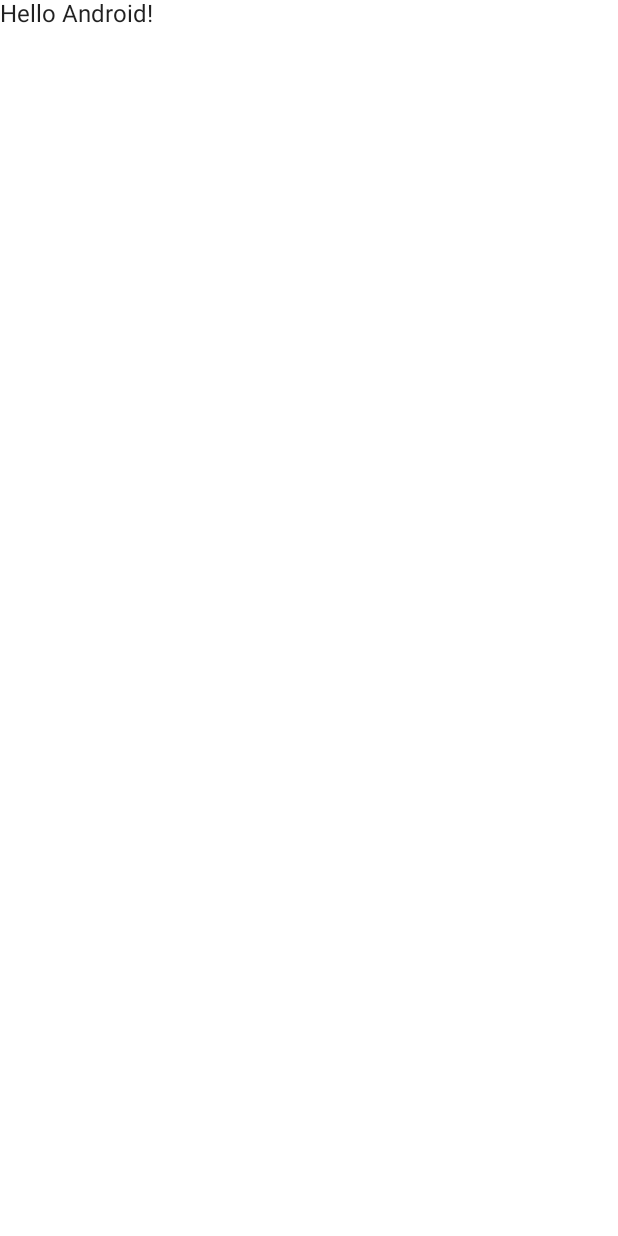
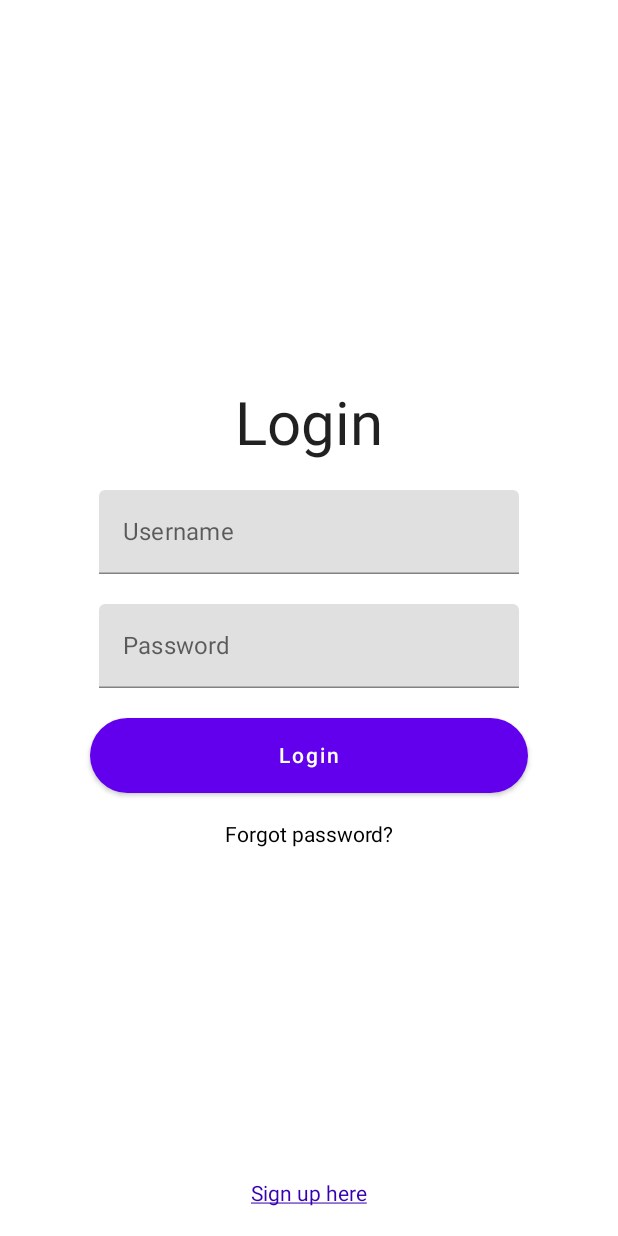
Before and after one commit to UNIZAR-30226-2023-06/android-kotlin, an Android app built with Jetpack Compose: the screen it shows after launch (MainActivity), on a phone screen of 412 x 824 dp. Before the commit the screen is almost empty. Run offline under Robolectric (Android 15) with nearby library versions, the light colour scheme and no system bars.

Commit message:
prueba login

```diff
--- a/app/build.gradle
+++ b/app/build.gradle
@@ -54,6 +54,8 @@
     implementation "androidx.compose.ui:ui:$compose_ui_version"
     implementation "androidx.compose.ui:ui-tooling-preview:$compose_ui_version"
     implementation 'androidx.compose.material:material:1.1.1'
+    implementation "androidx.navigation:navigation-compose:2.4.0-alpha04"
+    implementation 'androidx.navigation:navigation-runtime-ktx:2.5.3'
     testImplementation 'junit:junit:4.13.2'
     androidTestImplementation 'androidx.test.ext:junit:1.1.5'
     androidTestImplementation 'androidx.test.espresso:espresso-core:3.5.1'
--- /dev/null
+++ b/app/src/main/java/com/example/mycatan/Login.kt
@@ -0,0 +1,93 @@
+package com.example.mycatan
+
+import androidx.compose.foundation.layout.*
+import androidx.compose.foundation.shape.RoundedCornerShape
+import androidx.compose.foundation.text.ClickableText
+import androidx.compose.foundation.text.KeyboardOptions
+import androidx.compose.material.Button
+import androidx.compose.material.Text
+import androidx.compose.material.TextField
+import androidx.compose.runtime.Composable
+import androidx.compose.runtime.mutableStateOf
+import androidx.compose.runtime.remember
+import androidx.compose.ui.Alignment
+import androidx.compose.ui.Modifier
+import androidx.compose.ui.text.AnnotatedString
+import androidx.compose.ui.text.TextStyle
+import androidx.compose.ui.text.font.FontFamily
+import androidx.compose.ui.text.input.KeyboardType
+import androidx.compose.ui.text.input.PasswordVisualTransformation
+import androidx.compose.ui.text.input.TextFieldValue
+import androidx.compose.ui.text.style.TextDecoration
+import androidx.compose.ui.unit.dp
+import androidx.compose.ui.unit.sp
+import androidx.navigation.NavHostController
+import com.example.mycatan.ui.theme.Purple700
+
+@Composable
+fun LoginPage(navController: NavHostController) {
+    Box(modifier = Modifier.fillMaxSize()) {
+        ClickableText(
+            text = AnnotatedString("Sign up here"),
+            modifier = Modifier
+                .align(Alignment.BottomCenter)
+                .padding(20.dp),
+            onClick = { },
+            style = TextStyle(
+                fontSize = 14.sp,
+                fontFamily = FontFamily.Default,
+                textDecoration = TextDecoration.Underline,
+                color = Purple700
+            )
+        )
+    }
+    Column(
+        modifier = Modifier.padding(20.dp),
+        verticalArrangement = Arrangement.Center,
+        horizontalAlignment = Alignment.CenterHorizontally
+    ) {
+
+        val username = remember { mutableStateOf(TextFieldValue()) }
+        val password = remember { mutableStateOf(TextFieldValue()) }
+
+        Text(text = "Login", style = TextStyle(fontSize = 40.sp))
+
+        Spacer(modifier = Modifier.height(20.dp))
+        TextField(
+            label = { Text(text = "Username") },
+            value = username.value,
+            onValueChange = { username.value = it })
+
+        Spacer(modifier = Modifier.height(20.dp))
+        TextField(
+            label = { Text(text = "Password") },
+            value = password.value,
+            visualTransformation = PasswordVisualTransformation(),
+            keyboardOptions = KeyboardOptions(keyboardType = KeyboardType.Password),
+            onValueChange = { password.value = it })
+
+        Spacer(modifier = Modifier.height(20.dp))
+        Box(modifier = Modifier.padding(40.dp, 0.dp, 40.dp, 0.dp)) {
+            Button(
+                onClick = { navController.navigate(Routes.Home.route)},
+                shape = RoundedCornerShape(50.dp),
+                modifier = Modifier
+                    .fillMaxWidth()
+                    .height(50.dp)
+            ) {
+                Text(text = "Login")
+            }
+        }
+
+        Spacer(modifier = Modifier.height(20.dp))
+        ClickableText(
+            text = AnnotatedString("Forgot password?"),
+            onClick = { },
+            style = TextStyle(
+                fontSize = 14.sp,
+                fontFamily = FontFamily.Default
+            )
+        )
+    }
+
+}
--- a/app/src/main/java/com/example/mycatan/MainActivity.kt
+++ b/app/src/main/java/com/example/mycatan/MainActivity.kt
@@ -16,28 +16,30 @@
     override fun onCreate(savedInstanceState: Bundle?) {
         super.onCreate(savedInstanceState)
         setContent {
-            MyCatanTheme {
+            MyCatanTheme { //tema de las pantallas
                 // A surface container using the 'background' color from the theme
                 Surface(
                     modifier = Modifier.fillMaxSize(),
                     color = MaterialTheme.colors.background
                 ) {
-                    Greeting("Android")
+                    //Greeting("Android")
+                    ScreenMain()
                 }
             }
         }
     }
 }
 
-@Composable
+/*@Composable
 fun Greeting(name: String) {
     Text(text = "Hello $name!")
-}
+}*/
 
 @Preview(showBackground = true)
 @Composable
 fun DefaultPreview() {
     MyCatanTheme {
-        Greeting("Android")
+        //Greeting("Android")
+        ScreenMain()
     }
 }
--- /dev/null
+++ b/app/src/main/java/com/example/mycatan/Routes.kt
@@ -0,0 +1,6 @@
+package com.example.mycatan
+
+sealed class Routes(val route: String) { //para navegar entre pantallas
+    object Login : Routes("Login")
+    object Home : Routes("Home")
+}
--- /dev/null
+++ b/app/src/main/java/com/example/mycatan/ScreenMain.kt
@@ -0,0 +1,21 @@
+package com.example.mycatan
+
+import androidx.compose.runtime.Composable
+import androidx.navigation.compose.NavHost
+import androidx.navigation.compose.composable
+import androidx.navigation.compose.rememberNavController
+
+@Composable
+fun ScreenMain(){
+    val navController = rememberNavController()
+
+    NavHost(navController = navController, startDestination = Routes.Login.route) {
+
+        composable(Routes.Login.route) {
+            LoginPage(navController = navController)
+        }
+        composable(Routes.Home.route) {
+            HomePage(navController = navController)
+        }
+    }
+}
```
Also changed, not shown: app/src/main/java/com/example/mycatan/Home.kt (added, +103 -0 lines).
